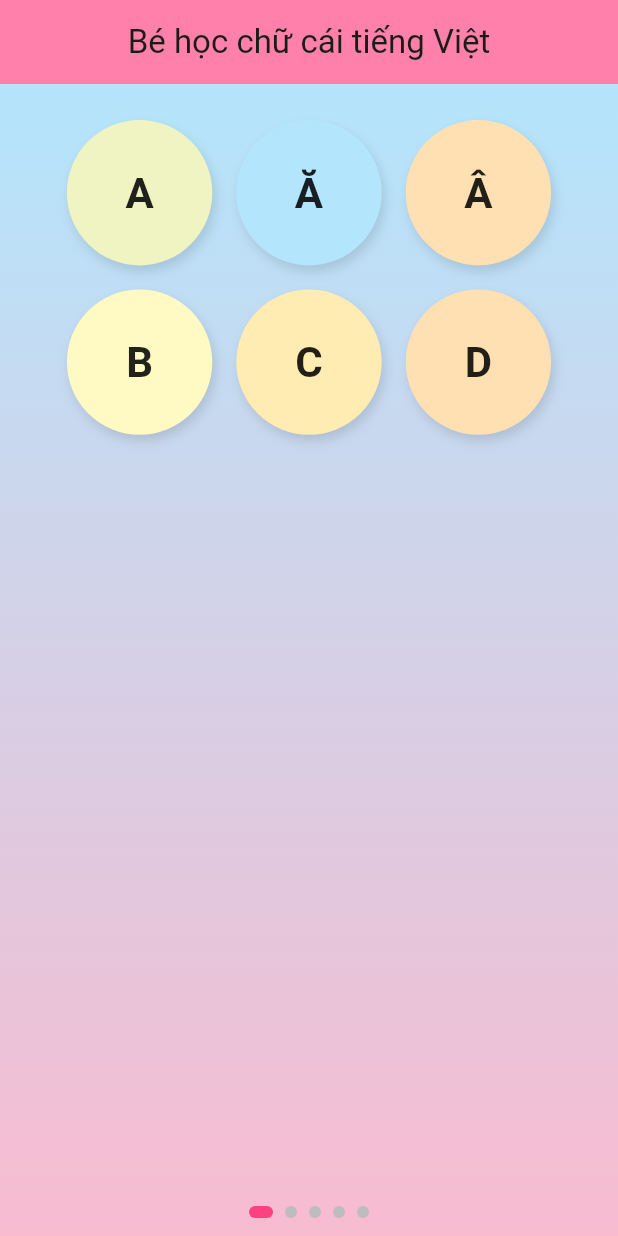
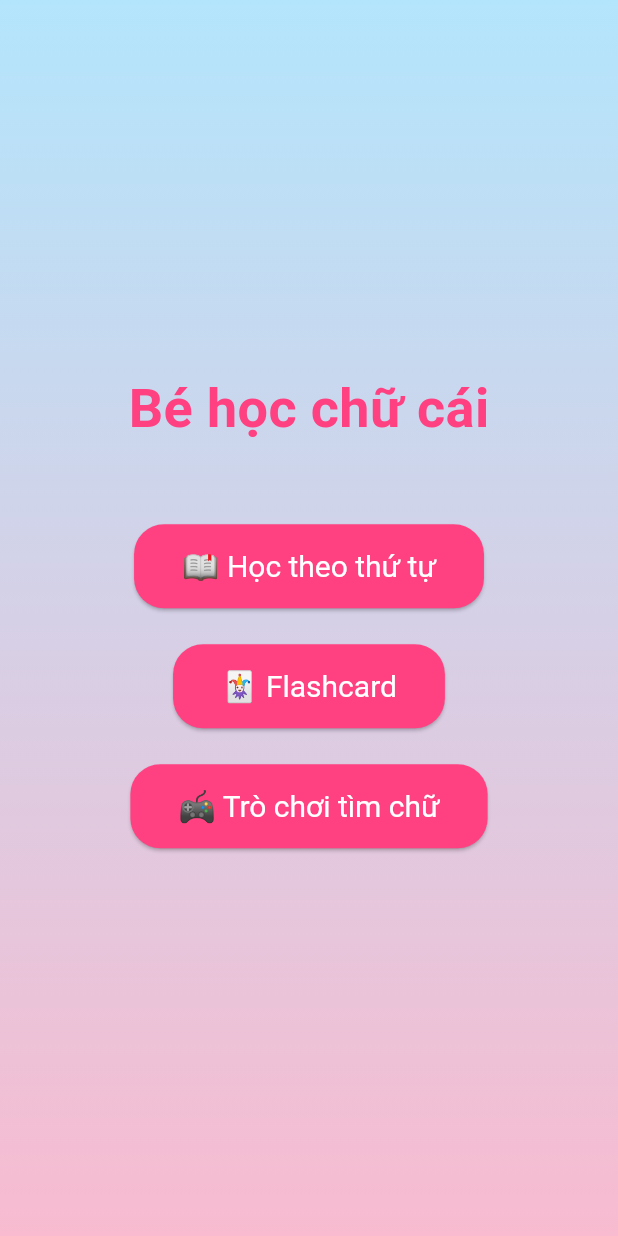
Before and after one commit to cuongevil/wonder_kids, a Flutter app: the screen it shows after launch, on a phone screen of 412 x 824 dp. Run offline on Flutter 3.47's test engine with Material 3 defaults, Android fonts, the phone set to English and light mode, and no system bars; our stand-ins replace audioplayers, flutter_tts.

Commit message:
update trải nghiệm người dùng

```diff
--- a/lib/main.dart
+++ b/lib/main.dart
@@ -1,27 +1,24 @@
 import 'package:flutter/material.dart';
-import 'screens/home_screen.dart';
-
+import 'screens/start_screen.dart';
 
 void main() {
-  WidgetsFlutterBinding.ensureInitialized();
   runApp(const MyApp());
 }
-
 
 class MyApp extends StatelessWidget {
   const MyApp({super.key});
 
-
   @override
   Widget build(BuildContext context) {
     return MaterialApp(
-      title: 'Wonder Kids',
+      title: 'Bé học chữ cái',
       debugShowCheckedModeBanner: false,
-      theme: ThemeData(
-        colorScheme: ColorScheme.fromSeed(seedColor: const Color(0xFF4CAF50)),
-        useMaterial3: true,
+      theme: ThemeData.light().copyWith(
+        primaryColor: Colors.pinkAccent,
       ),
-      home: const HomeScreen(),
+      darkTheme: ThemeData.dark(),
+      themeMode: ThemeMode.system,
+      home: const StartScreen(),
     );
   }
 }
--- a/lib/screens/home_screen.dart
+++ b/lib/screens/home_screen.dart
@@ -35,7 +35,7 @@ class _HomeScreenState extends State<HomeScreen> {
   void _onPageChanged(int index) {
     setState(() => _currentPage = index);
     // 👇 phát âm thanh khi sang trang mới
-    AudioService.play("audio/welcome.mp3");
+    AudioService.play("audio/ting.mp3");
   }
 
   @override
--- /dev/null
+++ b/lib/screens/start_screen.dart
@@ -0,0 +1,79 @@
+import 'package:flutter/material.dart';
+import 'home_screen.dart';
+import 'flashcard_screen.dart';
+import 'game_screen.dart';
+
+class StartScreen extends StatelessWidget {
+  const StartScreen({super.key});
+
+  @override
+  Widget build(BuildContext context) {
+    return Scaffold(
+      body: Container(
+        decoration: const BoxDecoration(
+          gradient: LinearGradient(
+            colors: [Color(0xFFB3E5FC), Color(0xFFF8BBD0)],
+            begin: Alignment.topCenter,
+            end: Alignment.bottomCenter,
+          ),
+        ),
+        child: Center(
+          child: Column(
+            mainAxisAlignment: MainAxisAlignment.center,
+            children: [
+              const Text(
+                "Bé học chữ cái",
+                style: TextStyle(
+                  fontSize: 36,
+                  fontWeight: FontWeight.bold,
+                  color: Colors.pinkAccent,
+                ),
+              ),
+              const SizedBox(height: 40),
+              _buildModeButton(
+                context,
+                title: "📖 Học theo thứ tự",
+                screen: const HomeScreen(),
+              ),
+              _buildModeButton(
+                context,
+                title: "🃏 Flashcard",
+                screen: const FlashcardScreen(),
+              ),
+              _buildModeButton(
+                context,
+                title: "🎮 Trò chơi tìm chữ",
+                screen: const GameScreen(),
+              ),
+            ],
+          ),
+        ),
+      ),
+    );
+  }
+
+  Widget _buildModeButton(BuildContext context,
+      {required String title, required Widget screen}) {
+    return Padding(
+      padding: const EdgeInsets.symmetric(vertical: 12),
+      child: ElevatedButton(
+        onPressed: () {
+          Navigator.push(
+            context,
+            MaterialPageRoute(builder: (_) => screen),
+          );
+        },
+        style: ElevatedButton.styleFrom(
+          backgroundColor: Colors.pinkAccent,
+          foregroundColor: Colors.white,
+          padding: const EdgeInsets.symmetric(vertical: 16, horizontal: 32),
+          shape: RoundedRectangleBorder(
+            borderRadius: BorderRadius.circular(20),
+          ),
+          textStyle: const TextStyle(fontSize: 20),
+        ),
+        child: Text(title),
+      ),
+    );
+  }
+}
--- a/pubspec.yaml
+++ b/pubspec.yaml
@@ -67,6 +67,9 @@ flutter:
     - assets/audio/
     - assets/images/light/
     - assets/images/dark/
+    - assets/audio/ting.mp3
+    - assets/audio/correct.mp3
+    - assets/audio/wrong.mp3
 
   # An image asset can refer to one or more resolution-specific "variants", see
   # https://flutter.dev/to/resolution-aware-images
```
Also changed, not shown: lib/screens/flashcard_screen.dart (added, +141 -0 lines), lib/screens/game_screen.dart (added, +169 -0 lines), lib/widgets/letter_card.dart (+3 -6 lines), 3 other files.
